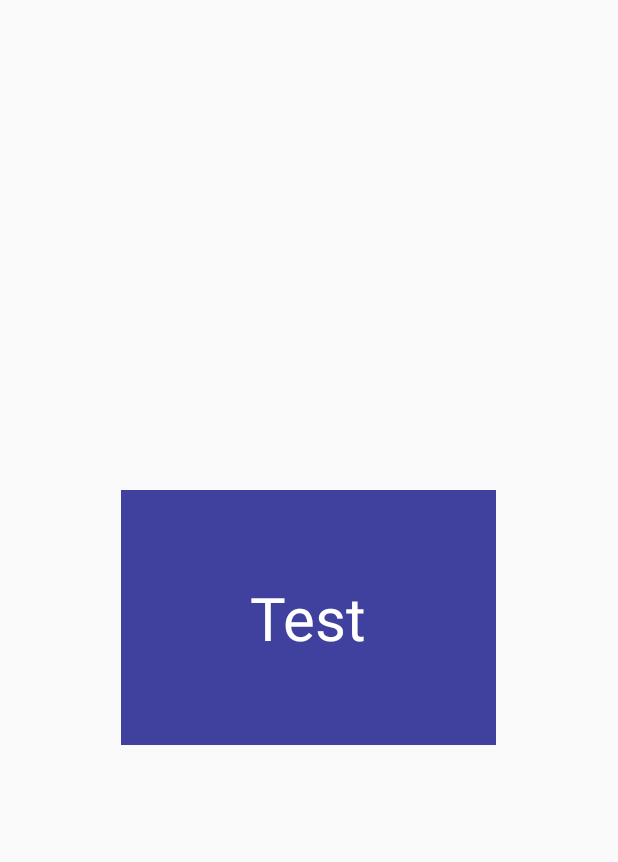
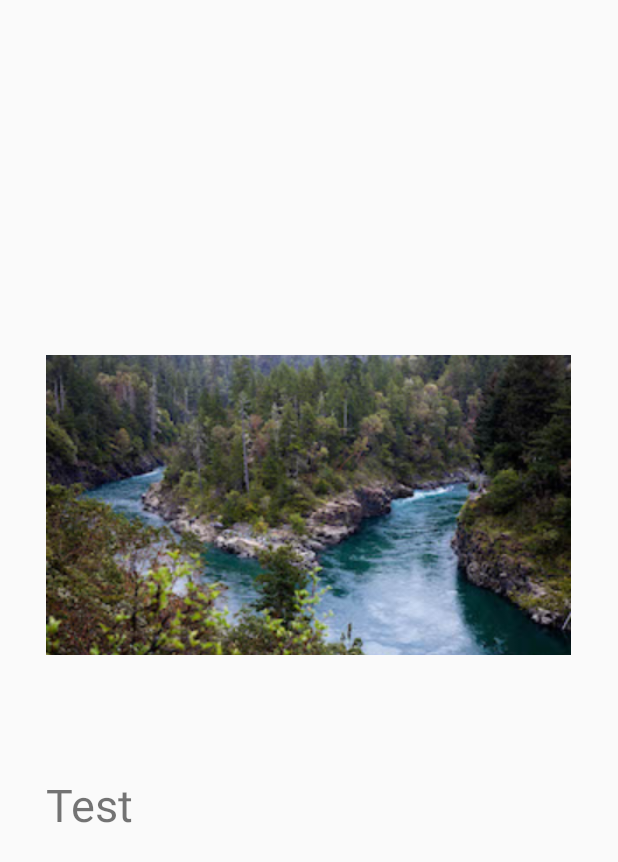
Before and after one commit to blakepolidore/Project-4, an Android app: the layout item.xml on its own in the app's theme, with its tools: preview values and no code run, on a phone screen of 412 x 824 dp. Shown: the top 862 px of the screen. Run offline under Robolectric (Android 15) with nearby library versions, the light colour scheme and no system bars.

Commit message:
changed the swipable cards

```diff
--- a/Project4/app/src/main/java/blake/com/project4/MainActivity.java
+++ b/Project4/app/src/main/java/blake/com/project4/MainActivity.java
@@ -61,7 +61,7 @@ public class MainActivity extends AppCompatActivity {
 
         //TODO Custom Adapter
         //choose your favorite adapter
-        arrayAdapter = new ArrayAdapter<String>(this, R.layout.item, R.id.helloText, al);
+        arrayAdapter = new ArrayAdapter<String>(this, R.layout.item, R.id.card_title, al);
 
         //set the listener and the adapter
         flingContainer.setAdapter(arrayAdapter);
--- a/Project4/app/src/main/res/layout/item.xml
+++ b/Project4/app/src/main/res/layout/item.xml
@@ -2,15 +2,21 @@
 <FrameLayout xmlns:android="http://schemas.android.com/apk/res/android"
     xmlns:tools="http://schemas.android.com/tools"
     android:layout_gravity="center"
-    android:layout_width="250dp"
-    android:layout_height="170dp">
+    android:layout_width="350dp"
+    android:layout_height="350dp">
+
+    <ImageView
+        android:id="@+id/swipableImage"
+        android:layout_width="match_parent"
+        android:layout_height="wrap_content"
+        android:src="@drawable/smithriver"
+        android:scaleType="centerCrop"/>
 
     <TextView
-        android:id="@+id/helloText"
-        android:textSize="40sp"
-        android:textColor="@android:color/white"
-        android:background="#E339"
-        android:gravity="center"
+        android:id="@+id/card_title"
+        android:textSize="30sp"
+        android:gravity="start|bottom"
+        android:layout_marginBottom="30dp"
         tools:text="Test"
         android:layout_width="match_parent"
         android:layout_height="match_parent" />
```
